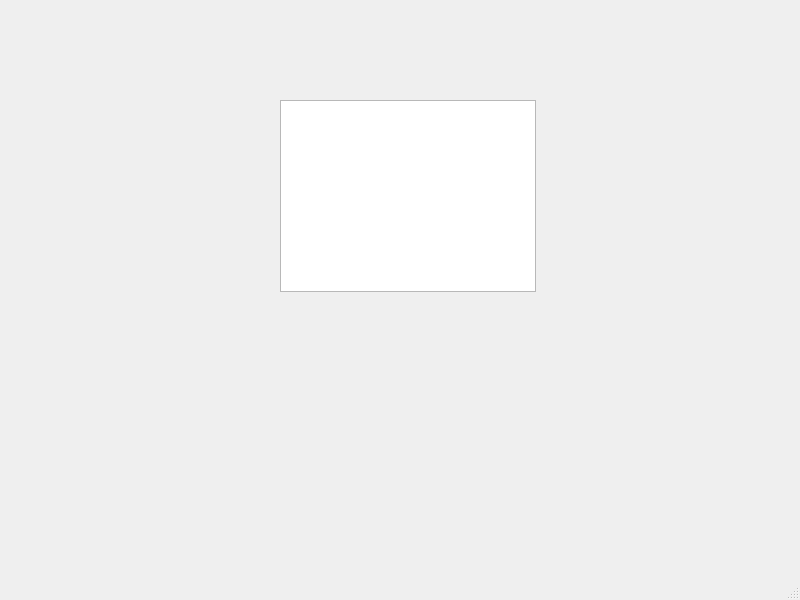
Qt form mainwindow.ui (ushakovgleb/task-manager-qt) before a commit.
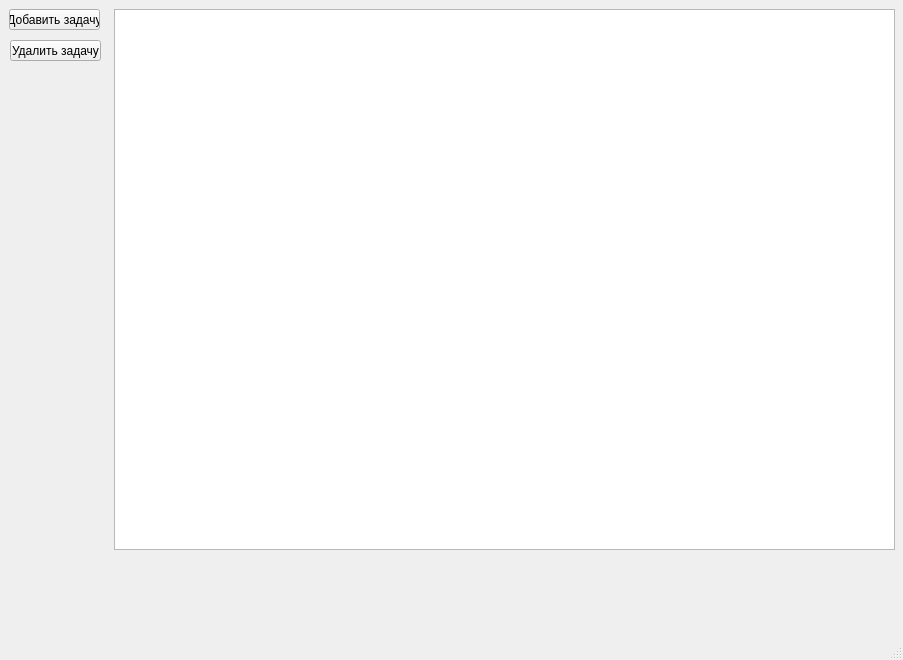
The same form after that commit.

Commit message: добавлена инициализация модели таблицы, добавление задач

```diff
--- a/mainwindow.ui
+++ b/mainwindow.ui
@@ -6,8 +6,8 @@
    <rect>
     <x>0</x>
     <y>0</y>
-    <width>800</width>
-    <height>600</height>
+    <width>903</width>
+    <height>660</height>
    </rect>
   </property>
   <property name="windowTitle">
@@ -17,13 +17,39 @@
    <widget class="QTableView" name="tableView">
     <property name="geometry">
      <rect>
-      <x>280</x>
-      <y>100</y>
-      <width>256</width>
-      <height>192</height>
+      <x>114</x>
+      <y>9</y>
+      <width>781</width>
+      <height>541</height>
      </rect>
     </property>
    </widget>
+   <widget class="QPushButton" name="pushButton">
+    <property name="geometry">
+     <rect>
+      <x>9</x>
+      <y>9</y>
+      <width>91</width>
+      <height>21</height>
+     </rect>
+    </property>
+    <property name="text">
+     <string>Добавить задачу</string>
+    </property>
+   </widget>
+   <widget class="QPushButton" name="pushButton_2">
+    <property name="geometry">
+     <rect>
+      <x>10</x>
+      <y>40</y>
+      <width>91</width>
+      <height>21</height>
+     </rect>
+    </property>
+    <property name="text">
+     <string>Удалить задачу</string>
+    </property>
+   </widget>
   </widget>
   <widget class="QMenuBar" name="menubar">
    <property name="geometry">
```
Left out of the diff: 2 changed lines with no effect on the pictures. The commit also changes 2 other files.
